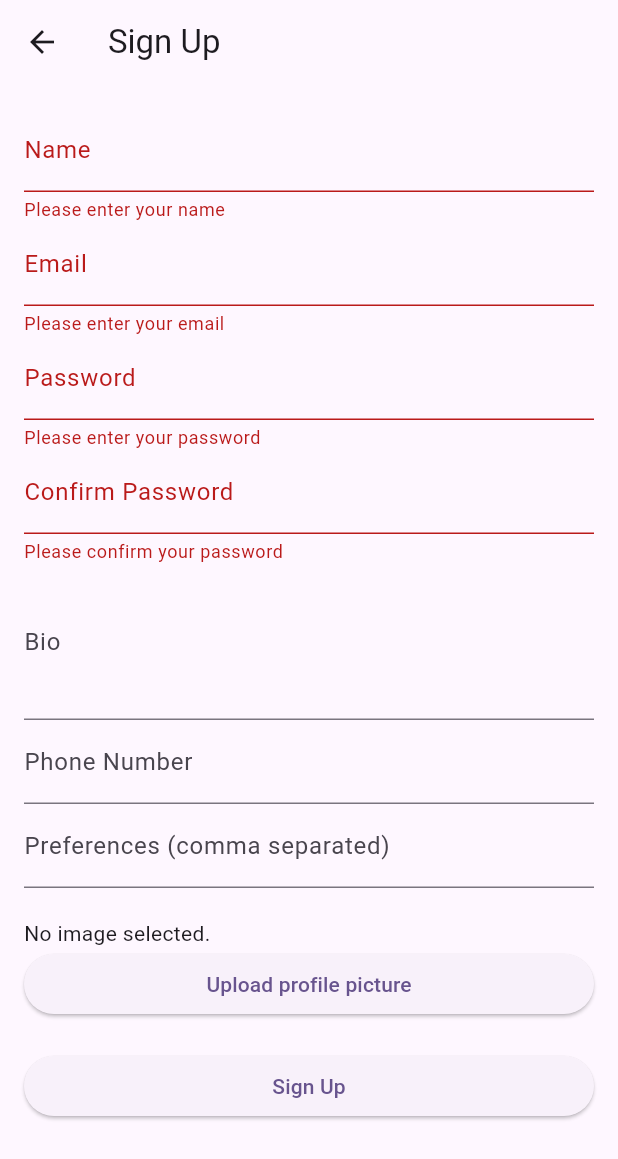
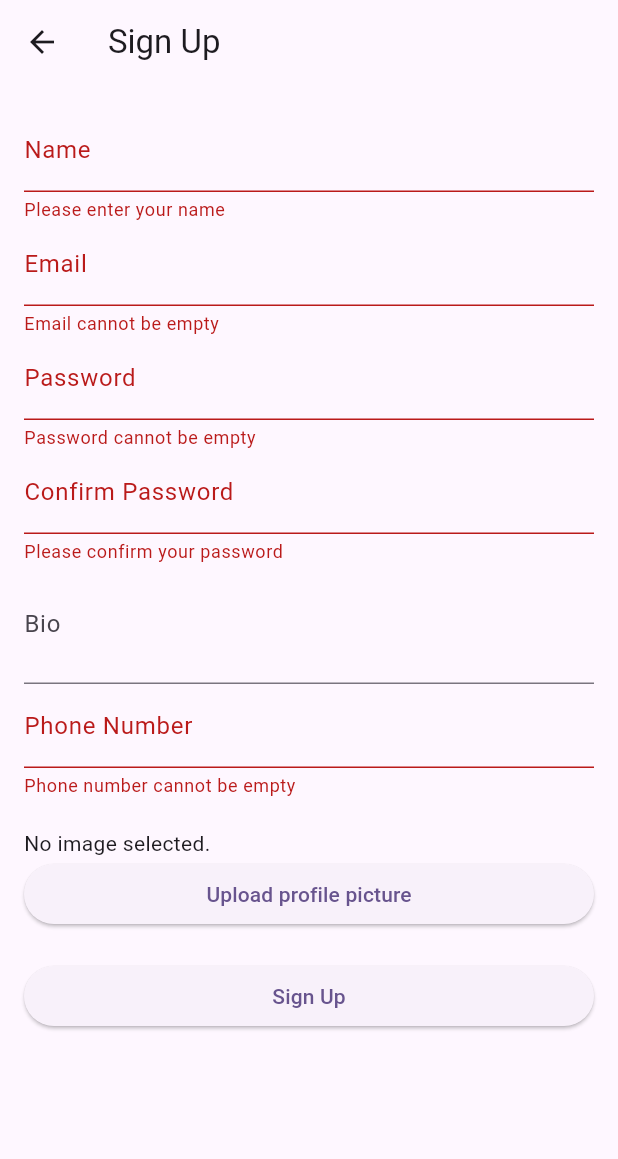
Before and after one commit to Go-Ride-Share/mobile-client, a Flutter app: the SignUpPage screen opened by its route, after a tap on "Sign Up", on a phone screen of 412 x 824 dp. Shown: the top 1159 px of the screen. Run offline on Flutter 3.47's test engine with Material 3 defaults, Android fonts, the phone set to English and light mode, and no system bars; our stand-ins replace image_picker, shared_preferences; accounts and stored records are empty.

Commit message:
fixed sign up bug

```diff
--- a/lib/constants.dart
+++ b/lib/constants.dart
@@ -11,4 +11,7 @@ class ENV {
 
     static const String CACHE_TOKEN_KEY = "bearer_token";
     static const String CACHE_USER_ID_KEY = "user_id";
+
+    // Sprint 1 - caching only the username for use within the App, will create complex states in the future
+    static const String PROFILE_NAME = "profile_name";
 }
--- a/lib/main.dart
+++ b/lib/main.dart
@@ -16,7 +16,8 @@ class MyApp extends StatelessWidget {
   Future<bool> _checkToken() async {
     String? token = await _cachingService.getData(ENV.CACHE_TOKEN_KEY);
     print('Asit Token: $token');
-    return (token != null);
+    // return (token != null);
+    return false;
   }
 
   // This widget is the root of your application.
--- a/lib/pages/sign_up_page.dart
+++ b/lib/pages/sign_up_page.dart
@@ -1,14 +1,16 @@
 import 'package:flutter/material.dart';
 import 'dart:io';
-
+import 'package:image_picker/image_picker.dart';
+import '../services/validation_service.dart';
+import '../services/auth_service.dart';
 class SignUpPage extends StatefulWidget {
   const SignUpPage({super.key}); // Add const constructor
 
   @override
-  _SignUpPageState createState() => _SignUpPageState();
+  SignUpPageState createState() => SignUpPageState();
 }
 
-class _SignUpPageState extends State<SignUpPage> {
+class SignUpPageState extends State<SignUpPage> {
   final _formKey = GlobalKey<FormState>();
   final _nameController = TextEditingController();
   final _emailController = TextEditingController();
@@ -16,12 +18,23 @@ class _SignUpPageState extends State<SignUpPage> {
   final _confirmPasswordController = TextEditingController();
   final _bioController = TextEditingController();
   final _phoneController = TextEditingController();
-  List<String> _preferences = [];
+
   File? _image;
+  final ImagePicker _picker = ImagePicker();
+
+  // Add error handling for sign up
+  bool _error = false;
+  String _errorMessage = '';
 
   Future<void> _pickImage() async {
+    final pickedFile = await _picker.pickImage(source: ImageSource.gallery);
+
     setState(() {
-      _image = null;
+      if (pickedFile != null) {
+        _image = File(pickedFile.path);
+      } else {
+        print('No image selected.');
+      }
     });
   }
 
@@ -50,23 +63,14 @@ class _SignUpPageState extends State<SignUpPage> {
               TextFormField(
                 controller: _emailController,
                 decoration: const InputDecoration(labelText: 'Email'),
-                validator: (value) {
-                  if (value == null || value.isEmpty) {
-                    return 'Please enter your email';
-                  }
-                  return null;
-                },
+                validator: (value) => ValidationService.validateEmail(value),
               ),
               TextFormField(
                 controller: _passwordController,
                 decoration: const InputDecoration(labelText: 'Password'),
                 obscureText: true,
-                validator: (value) {
-                  if (value == null || value.isEmpty) {
-                    return 'Please enter your password';
-                  }
-                  return null;
-                },
+                validator: (value) => ValidationService.validatePassword(value),
+
               ),
               TextFormField(
                 controller: _confirmPasswordController,
@@ -85,18 +89,13 @@ class _SignUpPageState extends State<SignUpPage> {
               TextFormField(
                 controller: _bioController,
                 decoration: const InputDecoration(labelText: 'Bio'),
-                maxLines: 3,
+                maxLines: 2,
               ),
               TextFormField(
                 controller: _phoneController,
                 decoration: const InputDecoration(labelText: 'Phone Number'),
                 keyboardType: TextInputType.phone,
-              ),
-              TextFormField(
-                decoration: const InputDecoration(labelText: 'Preferences (comma separated)'),
-                onChanged: (value) {
-                  _preferences = value.split(',').map((e) => e.trim()).toList();
-                },
+                validator: (value) => ValidationService.validatePhoneNumber(value),
               ),
               const SizedBox(height: 20),
               _image == null
@@ -106,14 +105,41 @@ class _SignUpPageState extends State<SignUpPage> {
                 onPressed: _pickImage,
                 child: const Text('Upload profile picture'),
               ),
-              const SizedBox(height: 20),
+              if (_error)
+                Padding(
+                  padding: const EdgeInsets.only(top: 20.0),
+                  child: Text(
+                    _errorMessage,
+                    style: const TextStyle(color: Colors.red),
+                  ),
+                )
+              else
+                const SizedBox(height: 20),
               ElevatedButton(
-                onPressed: () {
-                  if (_formKey.currentState!.validate()) {
-                  // Process data
-                  Navigator.pushReplacementNamed(context, '/sign_in');
+                onPressed: () async {
+                if(_formKey.currentState!.validate()) {
+                  // bundle up all the data in a Map<String, dynamic>
+                  final Map<String, dynamic> form_data = {
+                    'name': _nameController.text,
+                    'email': _emailController.text,
+                    'password': _passwordController.text,
+                    'bio': _bioController.text,
+                    'phone': _phoneController.text,
+                    'image': _image,
+                  };
+                  final String response = await AuthService.sign_up(form_data);
+                  if (response == AuthService.RESPONSE_MSG["SUCCESS"]) {
+                    Navigator.pushNamed(context, '/home');
+                  } else {
+                    if (mounted) {
+                        setState(() {
+                          _error = true;
+                          _errorMessage = response;
+                        });
+                    }
                   }
-                },
+                }
+              },
                 child: const Text('Sign Up'),
               ),
             ],
--- a/pubspec.yaml
+++ b/pubspec.yaml
@@ -22,6 +22,8 @@ dependencies:
   crypto: ^3.0.5
   shared_preferences: any
   equatable: any
+  image_picker: any
+
 
 dev_dependencies:
   flutter_test:
```
Also changed, not shown: lib/services/auth_service.dart (+44 -13 lines), pubspec.lock.
